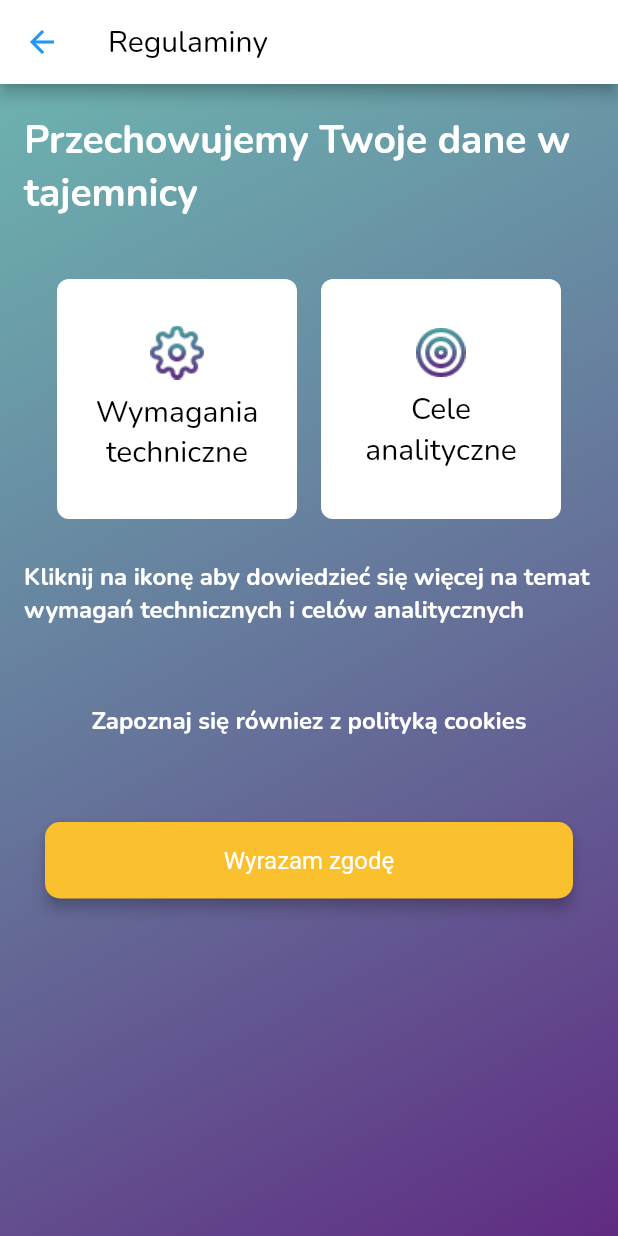
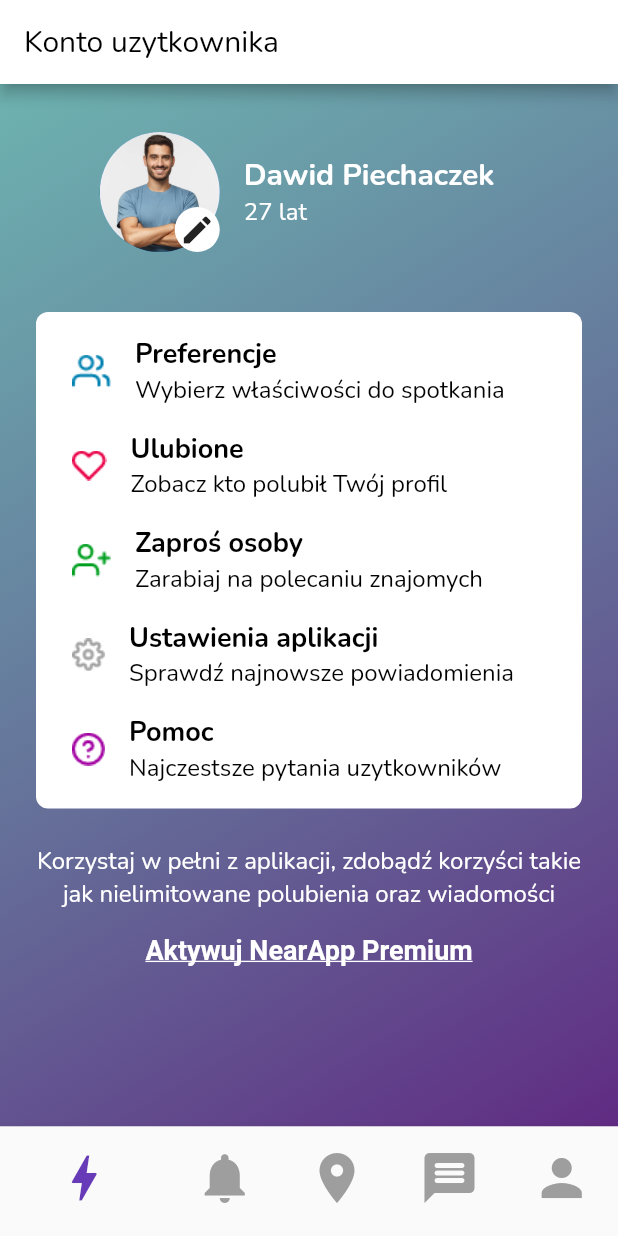
Before and after one commit to dawidpiechaczek/NearMe, a Flutter app: the ConditonsPage screen opened directly, after a tap on "Wyrazam zgodę", on a phone screen of 412 x 824 dp. Run offline on Flutter 3.47's test engine with Material 2 defaults, Android fonts, the phone set to English and light mode, and no system bars; our stand-ins replace font_awesome_flutter, google_sign_in, image_picker.

Commit message:
Add main profile screen with bottom navigation bar.

```diff
--- a/lib/screen/conditions.dart
+++ b/lib/screen/conditions.dart
@@ -1,3 +1,4 @@
+import 'package:NearMe/screen/profile.dart';
 import 'package:NearMe/widgets/appBackground.dart';
 import 'package:NearMe/widgets/roundedButton.dart';
 import 'package:flutter/material.dart';
@@ -21,7 +22,7 @@ class _ConditonsPageState extends State<ConditonsPage> {
 
   void _navigateToProfile() {
     Navigator.push(context, MaterialPageRoute(builder: (context) {
-      return ConditonsPage();
+      return ProfileMainPage();
     }));
   }
 
@@ -35,17 +36,30 @@ class _ConditonsPageState extends State<ConditonsPage> {
           child: Column(
             crossAxisAlignment: CrossAxisAlignment.center,
             children: <Widget>[
-                Padding(
-                    padding: EdgeInsets.only(
-                        top: 20, left: 16, right: 16, bottom: 32),
+              conditionsTitle(),
+              rowWithConditionTiles(),
+              conditionsHint(),
+              conditionsCookies(),
+              agreeButton()
+            ],
+          ),
+        ),
+      ]),
+    );
+  }
+
+  Padding conditionsTitle() {
+    return Padding(
+        padding: EdgeInsets.only(top: 20, left: 16, right: 16, bottom: 32),
         child: Text(
           "Przechowujemy Twoje dane w tajemnicy",
           style: TextStyle(
-                          fontWeight: FontWeight.bold,
-                          fontSize: 26,
-                          color: Colors.white),
-                    )),
-                Row(
+              fontWeight: FontWeight.bold, fontSize: 26, color: Colors.white),
+        ));
+  }
+
+  Row rowWithConditionTiles() {
+    return Row(
       mainAxisAlignment: MainAxisAlignment.center,
       children: [
         conditionTile(
@@ -59,35 +73,34 @@ class _ConditonsPageState extends State<ConditonsPage> {
             ),
             "Cele analityczne")
       ],
-                ),
-                Padding(
-                    padding: EdgeInsets.only(
-                        top: 20, left: 16, right: 16, bottom: 32),
+    );
+  }
+
+  Padding conditionsHint() {
+    return Padding(
+        padding: EdgeInsets.only(top: 20, left: 16, right: 16, bottom: 32),
         child: Text(
           "Kliknij na ikonę aby dowiedzieć się więcej na temat wymagań technicznych i celów analitycznych",
           style: TextStyle(
-                          fontWeight: FontWeight.bold,
-                          fontSize: 16,
-                          color: Colors.white),
-                    )),
-                Padding(
-                    padding: EdgeInsets.only(
-                        top: 20, left: 16, right: 16, bottom: 32),
+              fontWeight: FontWeight.bold, fontSize: 16, color: Colors.white),
+        ));
+  }
+
+  Padding conditionsCookies() {
+    return Padding(
+        padding: EdgeInsets.only(top: 20, left: 16, right: 16, bottom: 32),
         child: Text(
           "Zapoznaj się równiez z polityką cookies",
           style: TextStyle(
-                          fontWeight: FontWeight.bold,
-                          fontSize: 16,
-                          color: Colors.white),
-                    )),
-                Padding(
+              fontWeight: FontWeight.bold, fontSize: 16, color: Colors.white),
+        ));
+  }
+
+  Padding agreeButton() {
+    return Padding(
       padding: EdgeInsets.only(top: 24),
-                  child: roundedButton(Color(0xFFFBC02D), 'Wyrazam zgodę', null,
-                      16, 16, 4, Colors.transparent, _navigateToProfile),
-                )
-              ]),
-        ),
-      ]),
+      child: roundedButton(Color(0xFFFBC02D), 'Wyrazam zgodę', null, 16, 16, 4,
+          Colors.transparent, _navigateToProfile),
     );
   }
 
--- /dev/null
+++ b/lib/screen/profile.dart
@@ -0,0 +1,226 @@
+import 'package:NearMe/widgets/appBackground.dart';
+import 'package:NearMe/widgets/circleButton.dart';
+import 'package:flutter/material.dart';
+import 'package:flutter/widgets.dart';
+
+class ProfileMainPage extends StatefulWidget {
+  ProfileMainPage({Key? key, this.title}) : super(key: key);
+
+  final String? title;
+
+  @override
+  _ProfileMainPageState createState() => _ProfileMainPageState();
+}
+
+class _ProfileMainPageState extends State<ProfileMainPage> {
+  int _selectedIndex = 0;
+
+  @override
+  void initState() {
+    super.initState();
+    print("InitState");
+  }
+
+  void _onItemTap(int index) {
+    setState(() {
+      _selectedIndex = index;
+    });
+  }
+
+  @override
+  Widget build(BuildContext context) {
+    return Scaffold(
+      appBar: mainProfileAppBar(),
+      body: Stack(children: [
+        backgroundGradient(),
+        SingleChildScrollView(
+          child: Center(
+            child: Column(
+              crossAxisAlignment: CrossAxisAlignment.center,
+              children: <Widget>[
+                userInfo(),
+                preferencesTile(),
+                premiumInfo(),
+                premiumInfoButton()
+              ],
+            ),
+          ),
+        ),
+      ]),
+      bottomNavigationBar: bottomNavigationBar(),
+    );
+  }
+
+  Padding premiumInfo() {
+    return Padding(
+      padding: EdgeInsets.only(right: 16, left: 16),
+      child: Text(
+        "Korzystaj w pełni z aplikacji, zdobądź korzyści takie jak nielimitowane polubienia oraz wiadomości",
+        textAlign: TextAlign.center,
+        style: TextStyle(color: Colors.white, fontSize: 16),
+      ),
+    );
+  }
+
+  Padding premiumInfoButton() {
+    return Padding(
+      padding: EdgeInsets.all(16),
+      child: RichText(
+        text: TextSpan(
+          text: "Aktywuj NearApp Premium",
+          style: TextStyle(
+              decoration: TextDecoration.underline,
+              fontSize: 18,
+              fontWeight: FontWeight.bold),
+        ),
+      ),
+    );
+  }
+
+  Padding userInfo() {
+    return Padding(
+      padding: EdgeInsets.only(top: 32, right: 16, left: 16, bottom: 16),
+      child: Row(
+        mainAxisAlignment: MainAxisAlignment.center,
+        children: [
+          Stack(
+            children: [
+              CircleAvatar(
+                foregroundImage: AssetImage("assets/images/profile_photo.png"),
+                radius: 40,
+              ),
+              Positioned(
+                bottom: 0,
+                right: 0,
+                child: CircleButton(
+                  backgroundColor: Colors.white,
+                  icon: Icon(Icons.edit),
+                  onTap: () {},
+                ),
+              ),
+            ],
+          ),
+          Padding(
+            padding: EdgeInsets.only(right: 16, left: 16),
+            child: Column(
+              crossAxisAlignment: CrossAxisAlignment.start,
+              children: [
+                Text(
+                  "Dawid Piechaczek",
+                  style: TextStyle(
+                      color: Colors.white,
+                      fontWeight: FontWeight.bold,
+                      fontSize: 20),
+                ),
+                Text(
+                  "27 lat",
+                  style: TextStyle(color: Colors.white, fontSize: 16),
+                )
+              ],
+            ),
+          ),
+        ],
+      ),
+    );
+  }
+
+  Padding preferencesTile() {
+    return Padding(
+      padding: EdgeInsets.all(24.0),
+      child: Container(
+        width: double.infinity,
+        decoration: new BoxDecoration(
+            color: Colors.white,
+            shape: BoxShape.rectangle,
+            borderRadius: BorderRadius.all(Radius.circular(8.0))),
+        child: Padding(
+          padding: EdgeInsets.only(bottom: 8, top: 8),
+          child: Column(
+            mainAxisAlignment: MainAxisAlignment.start,
+            children: [
+              preferenceItem("assets/images/icon_group.png", "Preferencje",
+                  "Wybierz właściwości do spotkania"),
+              preferenceItem("assets/images/icon_heart.png", "Ulubione",
+                  "Zobacz kto polubił Twój profil"),
+              preferenceItem("assets/images/icon_user_add.png", "Zaproś osoby",
+                  "Zarabiaj na polecaniu znajomych"),
+              preferenceItem("assets/images/icon_settings.png",
+                  "Ustawienia aplikacji", "Sprawdź najnowsze powiadomienia"),
+              preferenceItem("assets/images/icon_help.png", "Pomoc",
+                  "Najczestsze pytania uzytkowników"),
+            ],
+          ),
+        ),
+      ),
+    );
+  }
+
+  Padding preferenceItem(String iconAsset, String title, String message) {
+    return Padding(
+      padding: EdgeInsets.only(top: 8, right: 16, left: 16, bottom: 8),
+      child: InkWell(
+        splashColor: Colors.transparent,
+        highlightColor: Colors.transparent,
+        onTap: () {},
+        child: Row(children: [
+          Padding(
+            padding: EdgeInsets.only(left: 8, right: 16),
+            child: Image.asset(iconAsset),
+          ),
+          Column(
+            crossAxisAlignment: CrossAxisAlignment.start,
+            children: [
+              Text(
+                title,
+                style: TextStyle(
+                    color: Colors.black,
+                    fontSize: 18,
+                    fontWeight: FontWeight.bold),
+                textAlign: TextAlign.center,
+              ),
+              Text(
+                message,
+                style: TextStyle(color: Colors.black, fontSize: 16),
+                textAlign: TextAlign.center,
+              )
+            ],
+          ),
+        ]),
+      ),
+    );
+  }
+
+  BottomNavigationBar bottomNavigationBar() {
+    return BottomNavigationBar(
+        items: const <BottomNavigationBarItem>[
+          BottomNavigationBarItem(icon: Icon(Icons.bolt), label: 'Nearby'),
+          BottomNavigationBarItem(
+              icon: Icon(Icons.notifications), label: 'Notifications'),
+          BottomNavigationBarItem(icon: Icon(Icons.place), label: 'Met people'),
+          BottomNavigationBarItem(
+              icon: Icon(Icons.message_rounded), label: 'Messages'),
+          BottomNavigationBarItem(icon: Icon(Icons.person), label: 'Profile')
+        ],
+        currentIndex: _selectedIndex,
+        selectedItemColor: Colors.deepPurple,
+        unselectedItemColor: Colors.grey,
+        iconSize: 40,
+        showSelectedLabels: false,
+        showUnselectedLabels: false,
+        onTap: _onItemTap,
+        elevation: 5);
+  }
+
+  AppBar mainProfileAppBar() {
+    return AppBar(
+      automaticallyImplyLeading: false,
+      backgroundColor: Colors.white,
+      iconTheme: IconThemeData(color: Colors.blue),
+      actionsIconTheme: IconThemeData(color: Colors.blue),
+      title: Text(
+        "Konto uzytkownika",
+        style: TextStyle(color: Colors.black),
+      ),
+    );
+  }
+}
--- a/pubspec.yaml
+++ b/pubspec.yaml
@@ -41,6 +41,12 @@ flutter:
       - assets/images/app_logo.png
       - assets/images/icon_analytical_conditions.png
       - assets/images/icon_technical_conditions.png
+      - assets/images/profile_photo.png
+      - assets/images/icon_group.png
+      - assets/images/icon_heart.png
+      - assets/images/icon_user_add.png
+      - assets/images/icon_help.png
+      - assets/images/icon_settings.png
   fonts:
     - family: Nunito
       fonts:
```
Also changed, not shown: assets/images/icon_group.png (added), assets/images/icon_heart.png (added), assets/images/icon_help.png (added), assets/images/icon_settings.png (added), assets/images/icon_user_add.png (added), assets/images/profile_photo.png (added). Lines whose indentation alone changed are shown as unchanged.
